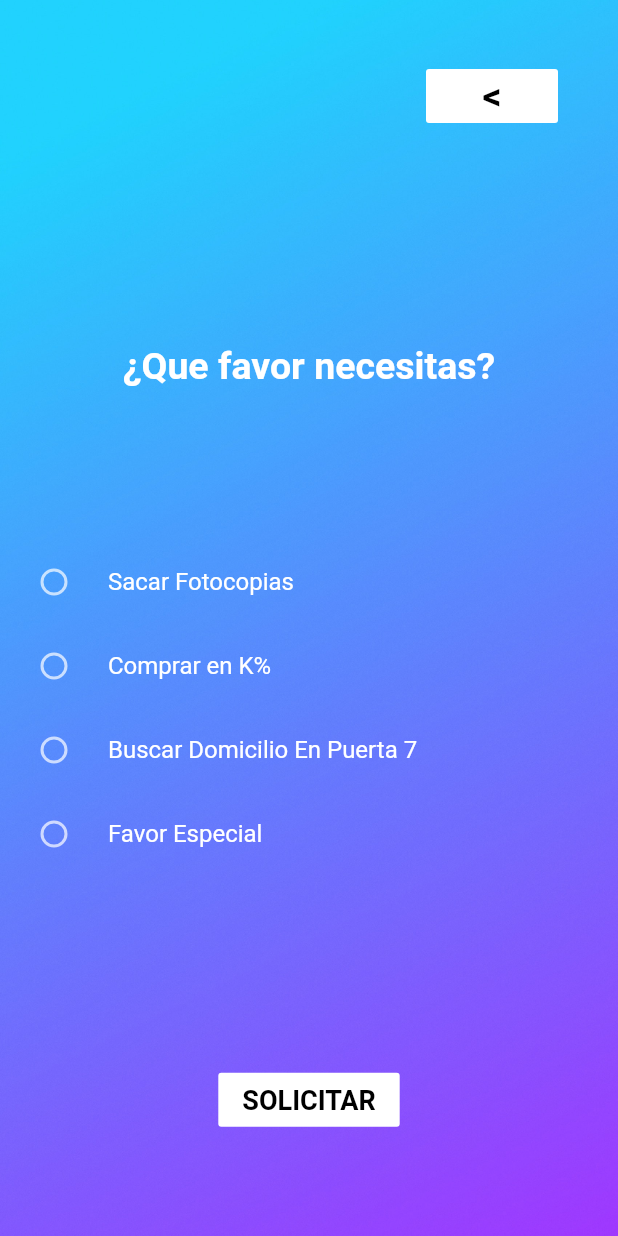
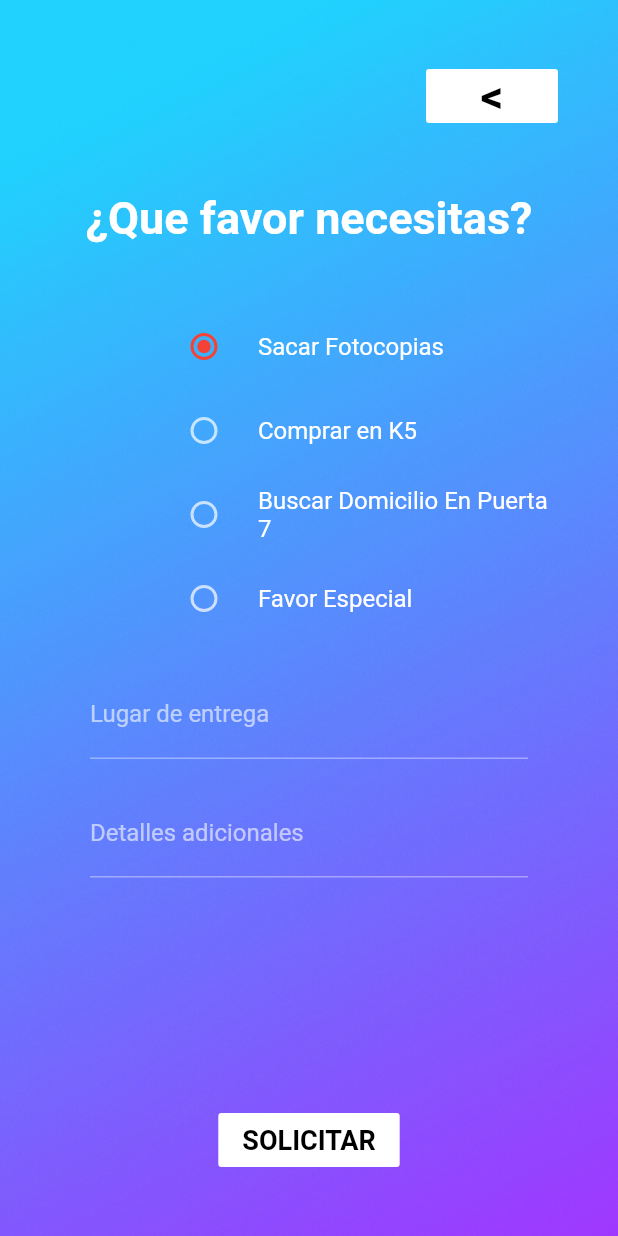
Before and after one commit to andpg/Karma, a Flutter app: the SolicitarScreen screen opened directly, on a phone screen of 412 x 824 dp. Run offline on Flutter 3.47's test engine with Material 2 defaults, Android fonts, the phone set to English and light mode, and no system bars.

Commit message:
Solicitar Completo

```diff
--- a/lib/screen/SolicitarScreen.dart
+++ b/lib/screen/SolicitarScreen.dart
@@ -67,7 +67,7 @@ class _SolicitarScreenState extends State<SolicitarScreen> {
           children: <Widget>[
 
             Container(
-              padding: const EdgeInsets.all(40),
+              padding: const EdgeInsets.fromLTRB(40, 40, 40, 20),
               alignment: Alignment(1.0,-1.0),
               child: FlatButton(
                 color: Colors.white,
@@ -77,7 +77,7 @@ class _SolicitarScreenState extends State<SolicitarScreen> {
                   style: TextStyle(
                     fontWeight: FontWeight.bold,
                     color: Colors.black,
-                    fontSize: 25)
+                    fontSize: 30)
                   ),
 
                 onPressed: () {
@@ -85,8 +85,8 @@ class _SolicitarScreenState extends State<SolicitarScreen> {
               )
             ),
 
-            Expanded(child:Container(
-              padding: const EdgeInsets.all(50),
+            Container(
+              padding: const EdgeInsets.fromLTRB(40, 20, 40, 40),
               alignment: Alignment(0.0,0.0),
               child: Text(
                 '¿Que favor necesitas?',
@@ -94,16 +94,21 @@ class _SolicitarScreenState extends State<SolicitarScreen> {
                 style: TextStyle(
                   fontWeight: FontWeight.bold,
                   color: Colors.white,
-                  fontSize: 25),
+                  fontSize: 30),
               ),
-            ),),
+            ),
 
-            Expanded(child:Container(
+            Container(
+
+              padding: const EdgeInsets.fromLTRB(100, 0, 20, 0),
               child: Column(
+                //crossAxisAlignment: CrossAxisAlignment.center,
+
                 children:<Widget>[
 
                   //https://www.youtube.com/watch?v=r5p-zhsrKUg&ab_channel=MobileProgrammer
-                  RadioListTile(value: 0,
+                  RadioListTile(
+                    value: 1,
                     groupValue: 1,
                     title: Text("Sacar Fotocopias"),
                     onChanged: (val) {
@@ -113,7 +118,7 @@ class _SolicitarScreenState extends State<SolicitarScreen> {
 
                   RadioListTile(value: 0,
                     groupValue: 1,
-                    title: Text("Comprar en K%"),
+                    title: Text("Comprar en K5"),
                     onChanged: (val) {
 
                     },
@@ -135,14 +140,36 @@ class _SolicitarScreenState extends State<SolicitarScreen> {
                     },
                     ),
 
-
                 ]
               )
-            )
+
             ),
 
-            Expanded(child:Container(
-              padding: const EdgeInsets.all(50),
+            Expanded(child: Container(child:Column(children: <Widget>[
+              Container(
+              padding: const EdgeInsets.fromLTRB(60, 20, 60, 20),
+              child: TextFormField( //https://flutter.dev/docs/cookbook/forms/text-input
+                decoration: InputDecoration(
+                  labelText: "Lugar de entrega"
+                ),
+              ),
+              ),
+
+              Container(
+                padding: const EdgeInsets.fromLTRB(60, 0, 60, 0),
+                child: TextFormField(
+                  decoration: InputDecoration(
+                    labelText: "Detalles adicionales"
+                  ),
+                ),
+              ),
+            ],))),
+
+
+
+
+            Container(
+              padding: const EdgeInsets.fromLTRB(60, 0, 60, 40),
               alignment: Alignment(0.0,0.6),
               child: FlatButton(
                 color: Colors.white,
@@ -158,7 +185,7 @@ class _SolicitarScreenState extends State<SolicitarScreen> {
                 onPressed: () {
                 }
               )
-            ))
+            )
           ],
         ),
       ),
```
